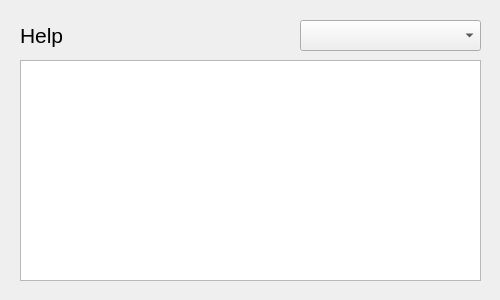
First picture: the form in src/dialoghelp.ui, repository brianclinkenbeard/pamphlet, before the edit.
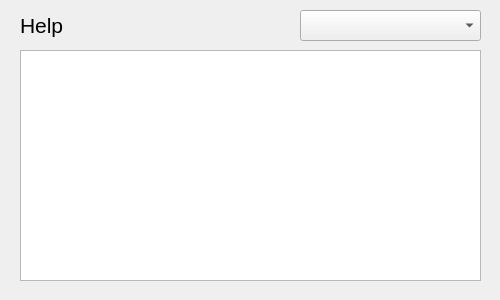
Second picture: the form after the edit.

Commit message: minor ui changes, remove transaction option from customer window

```diff
--- a/src/dialoghelp.ui
+++ b/src/dialoghelp.ui
@@ -17,9 +17,9 @@
    <property name="geometry">
     <rect>
      <x>20</x>
-     <y>60</y>
+     <y>50</y>
      <width>461</width>
-     <height>221</height>
+     <height>231</height>
     </rect>
    </property>
   </widget>
@@ -27,7 +27,7 @@
    <property name="geometry">
     <rect>
      <x>300</x>
-     <y>20</y>
+     <y>10</y>
      <width>181</width>
      <height>31</height>
     </rect>
@@ -52,8 +52,8 @@
    <property name="geometry">
     <rect>
      <x>20</x>
-     <y>20</y>
-     <width>211</width>
+     <y>10</y>
+     <width>221</width>
      <height>31</height>
     </rect>
    </property>
```
The commit also changes 6 other files.
